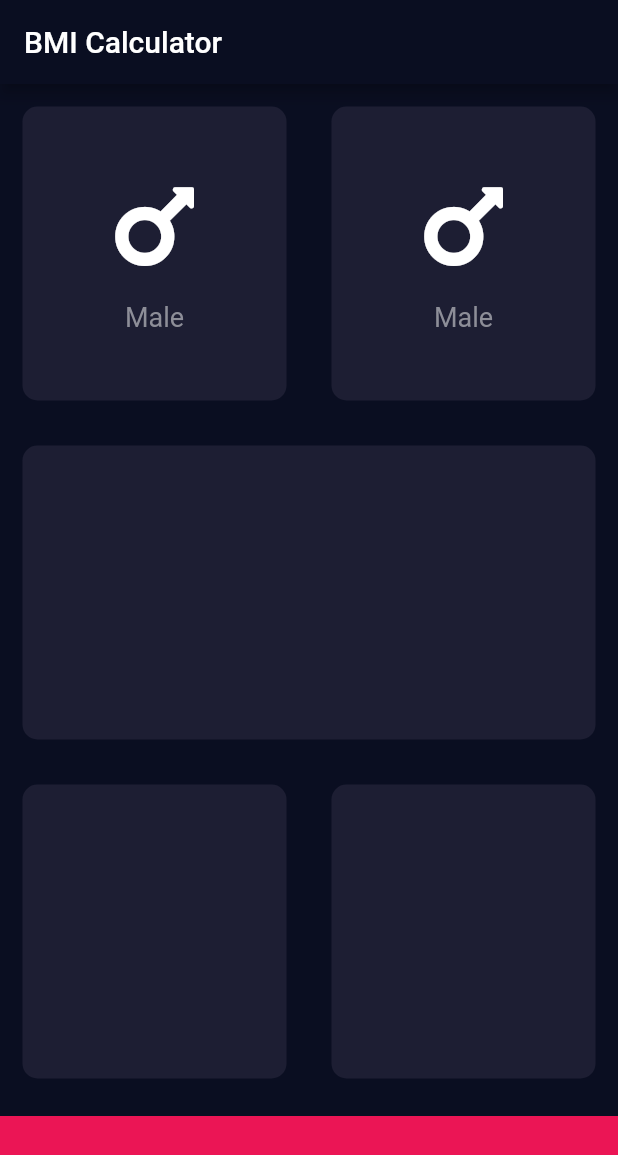
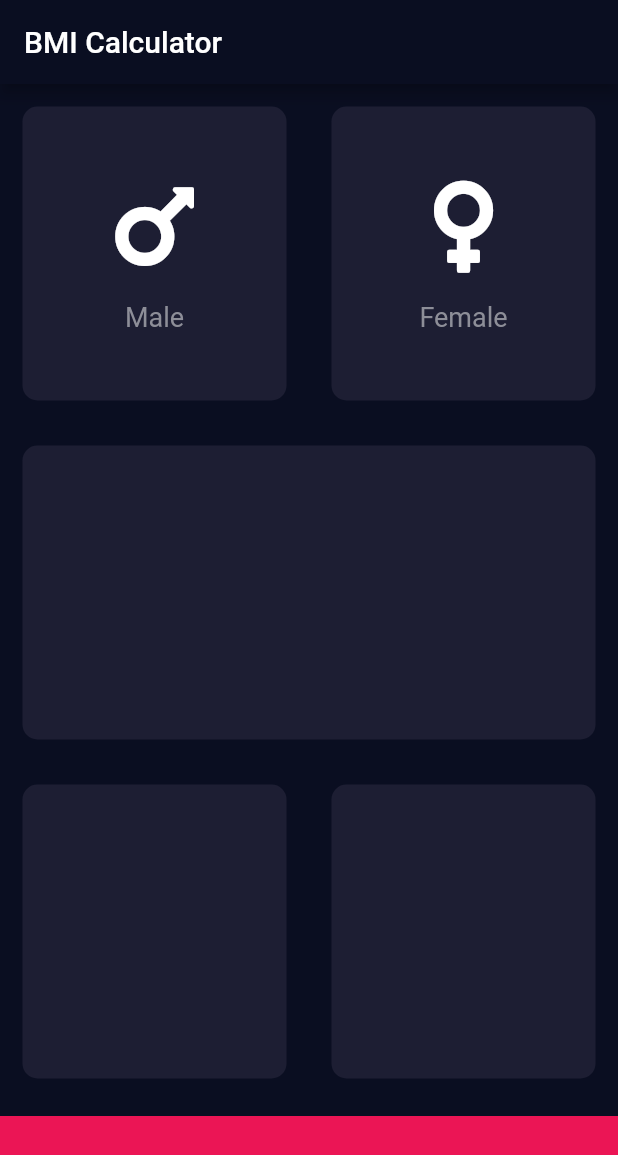
Before and after one commit to usmanhaider461/bmi_flutter_app, a Flutter app: the InputPage screen opened directly, on a phone screen of 412 x 824 dp. Shown: the top 1155 px of the screen. Run offline on Flutter 3.47's test engine with Material 2 defaults, Android fonts, the phone set to English and light mode, and no system bars; our stand-ins replace font_awesome_flutter; statements that could not run were skipped.

Commit message:
Two Card Widgets are added

```diff
--- a/lib/input_page.dart
+++ b/lib/input_page.dart
@@ -26,10 +26,17 @@ class _InputPageState extends State<InputPage> {
                   Expanded(
                     child: ReusableCard(
                       colour: ContainerColour,
-                      cardChild: IconContent(),
+                      cardChild: IconContent(
+                        icon: FontAwesomeIcons.mars,
+                        label: 'Male',
+                      ),
                     ),
                   ),
-                  Expanded(child: ReusableCard(colour: ContainerColour,cardChild: IconContent(),))
+                  Expanded(
+                      child: ReusableCard(
+                    colour: ContainerColour,
+                    cardChild: IconContent(icon: FontAwesomeIcons.venus, label: 'Female',),
+                  ))
                 ],
               ),
             ),
@@ -54,9 +61,9 @@ class _InputPageState extends State<InputPage> {
 }
 
 class IconContent extends StatelessWidget {
-  const IconContent({
-    Key key,
-  }) : super(key: key);
+  IconContent({this.icon, this.label});
+  final IconData icon;
+  final String label;
 
   @override
   Widget build(BuildContext context) {
@@ -64,16 +71,15 @@ class IconContent extends StatelessWidget {
       mainAxisAlignment: MainAxisAlignment.center,
       children: [
         Icon(
-          FontAwesomeIcons.mars,
+          icon,
           size: 70.0,
         ),
         SizedBox(
           height: 15.0,
         ),
         Text(
-          'Male',
-          style: TextStyle(
-              fontSize: 18.0, color: Color(0xFF8D8E98)),
+          label,
+          style: TextStyle(fontSize: 18.0, color: Color(0xFF8D8E98)),
         )
       ],
     );
```
